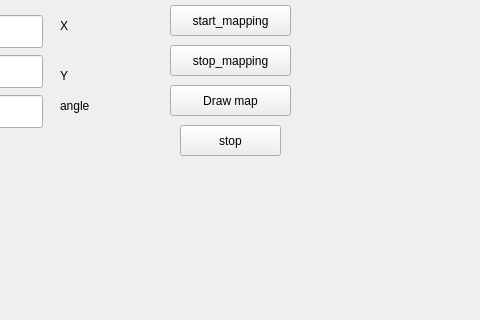
MiroslavKohut/IroboCreate_project, file robot_demo/mainwindow.ui: the form before one commit; both pictures show x 90 to 570 and y 132 to 452 of the 1165 by 720 pixel window.
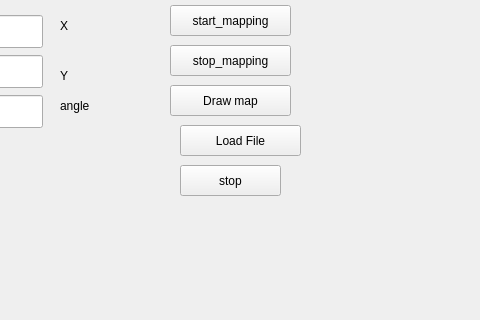
The form after the commit.

Diff of the .ui file:
```diff
--- a/robot_demo/mainwindow.ui
+++ b/robot_demo/mainwindow.ui
@@ -83,7 +83,7 @@
     <property name="geometry">
      <rect>
       <x>270</x>
-      <y>240</y>
+      <y>280</y>
       <width>101</width>
       <height>31</height>
      </rect>
@@ -209,6 +209,19 @@
      <string>Draw map</string>
     </property>
    </widget>
+   <widget class="QPushButton" name="pushButton_7">
+    <property name="geometry">
+     <rect>
+      <x>270</x>
+      <y>240</y>
+      <width>121</width>
+      <height>31</height>
+     </rect>
+    </property>
+    <property name="text">
+     <string>Load File</string>
+    </property>
+   </widget>
   </widget>
   <widget class="QMenuBar" name="menuBar">
    <property name="geometry">
```
Left out of the diff: 2 changed lines with no effect on the pictures.
